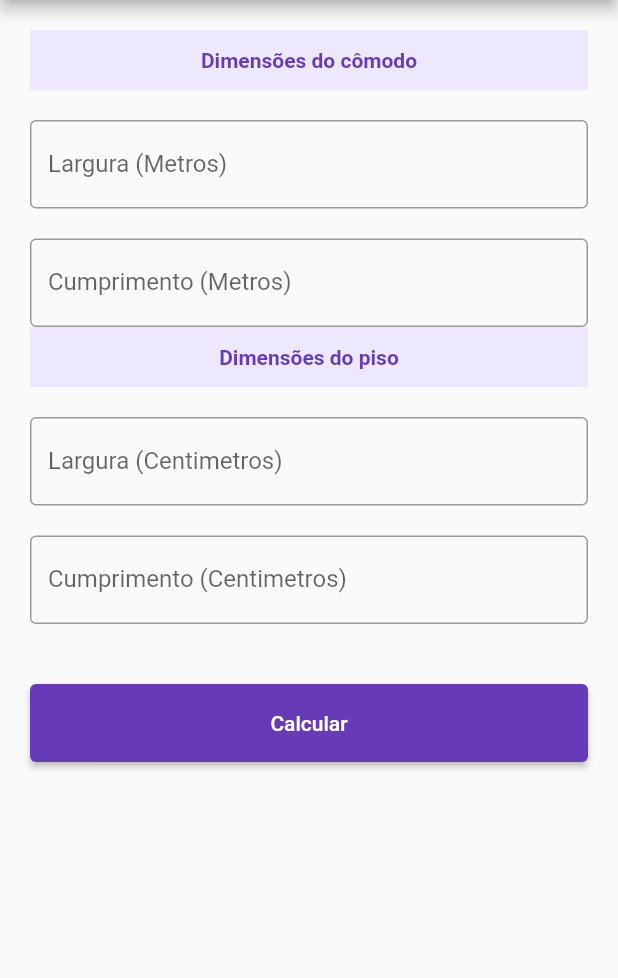
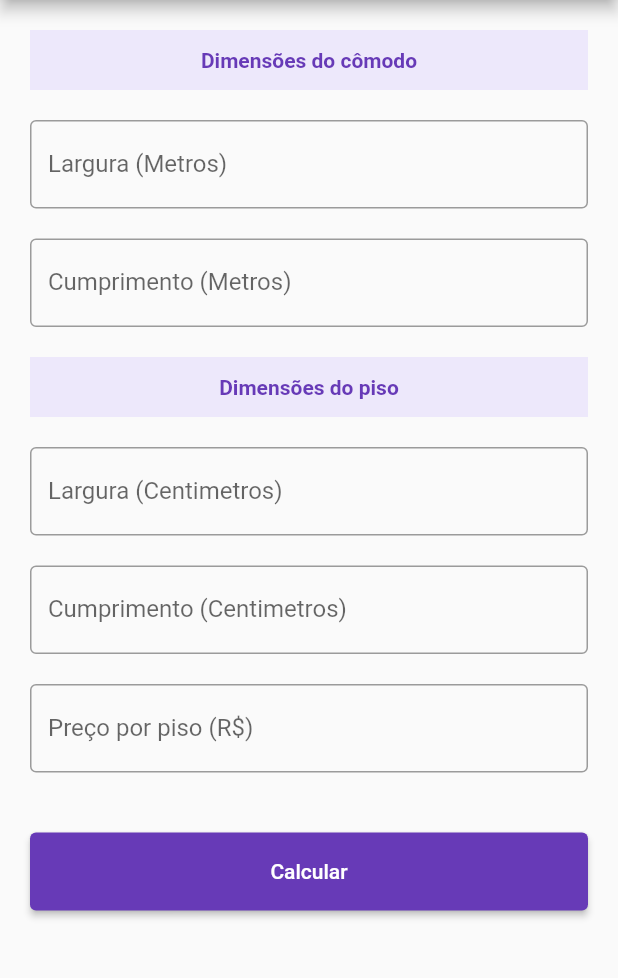
Before and after one commit to NathanSilvaSantos/floor_calculator, a Flutter app: the screen it shows after launch, on a phone screen of 412 x 824 dp, the part 84-1062 px from its top. Run offline on Flutter 3.47's test engine with Material 2 defaults, Android fonts, the phone set to English and light mode, and no system bars.

Commit message:
Adicionando campo de preço

```diff
--- a/lib/controllers/calculator_controller.dart
+++ b/lib/controllers/calculator_controller.dart
@@ -28,11 +28,16 @@ class CalculatorController {
     floor.length = ParseHelper.toDouble(value);
   }
 
+  void setFloorPrice(String value) {
+    floor.price = ParseHelper.toDouble(value);
+  }
+
   ResultModel calculate() {
     final result = new ResultModel();
     result.piecesByWidth = (room.width / floor.width).ceil();
     result.piecesByLength = (room.length / floor.length).ceil();
     result.areaFloor = floor.length * floor.width;
+    result.priceFloor = floor.price;
     return result;
   }
 }
--- a/lib/models/floor_model.dart
+++ b/lib/models/floor_model.dart
@@ -2,9 +2,11 @@
 class FloorModel {
   double length;
   double width;
+  double price;
 
   FloorModel({
     this.length = 0.0,
     this.width = 0.0,
+    this.price = 0.0,
   });
 }
--- a/lib/models/result_model.dart
+++ b/lib/models/result_model.dart
@@ -1,6 +1,7 @@
 // Guarda as informações de saída do cálculo
 class ResultModel {
   double areaFloor;
+  double priceFloor;
   int piecesByWidth;
   int piecesByLength;
 
@@ -8,6 +9,7 @@ class ResultModel {
     this.areaFloor,
     this.piecesByWidth,
     this.piecesByLength,
+    this.priceFloor,
   });
 
   int get amountPieces => piecesByWidth * piecesByLength;
@@ -15,4 +17,6 @@ class ResultModel {
   int get amountPiecesAndFooter => amountPieces + amountFloor;
   double get areaWithoutFooter => amountPieces * areaFloor;
   double get areaWithFooter => amountPiecesAndFooter * areaFloor;
+  double get totalPrice => priceFloor * amountPiecesAndFooter;
+
 }
--- a/lib/pages/calculator_page.dart
+++ b/lib/pages/calculator_page.dart
@@ -29,6 +29,7 @@ class _CalculatorPageState extends State<CalculatorPage> {
             'Cumprimento (Metros)',
             onSaved: _controller.setRoomLength,
           ),
+          _buildVerticalSpace(),
           _buildHeaderText("Dimensões do piso"),
           _buildVerticalSpace(),
           _buildNumberInputField(
@@ -39,6 +40,11 @@ class _CalculatorPageState extends State<CalculatorPage> {
           _buildNumberInputField(
             'Cumprimento (Centimetros)',
             onSaved: _controller.setFloorLength,
+          ),
+          _buildVerticalSpace(),
+          _buildNumberInputField(
+            'Preço por piso (R\$)',
+            onSaved: _controller.setFloorPrice,
           ),
           _buildVerticalSpace(height: 40),
           RaisedButton(
--- a/lib/widgets/result_dialog.dart
+++ b/lib/widgets/result_dialog.dart
@@ -27,6 +27,11 @@ class ResultDialog extends StatelessWidget {
           ),
           Divider(),
           ListTile(
+            title: Text("R\$ ${result.totalPrice}"),
+            subtitle: Text("Preço total dos pisos"),
+          ),
+          Divider(),
+          ListTile(
             title: Text("${result.areaWithoutFooter} m²"),
             subtitle: Text("Metragem quadrada sem rodapé"),
           ),
```
